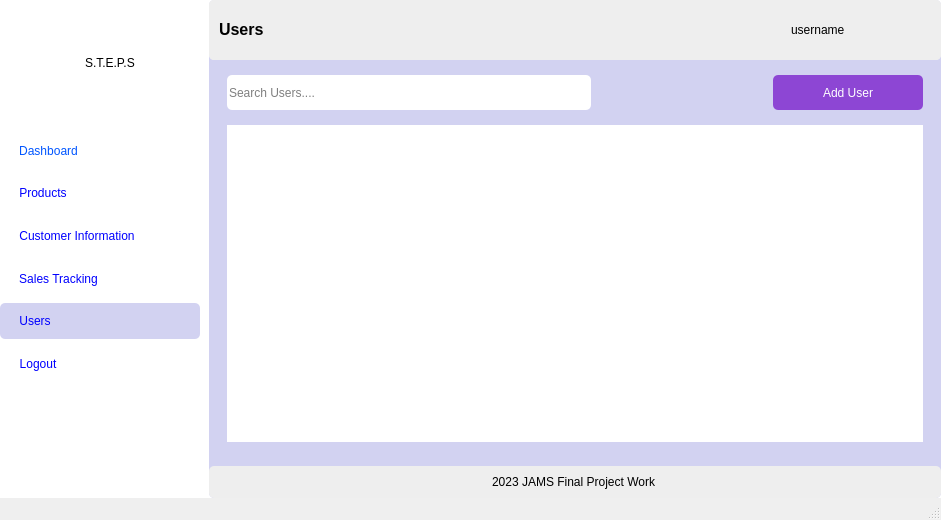
Code-ed381/Sales-App, file UIs/user.ui: the form before one commit.
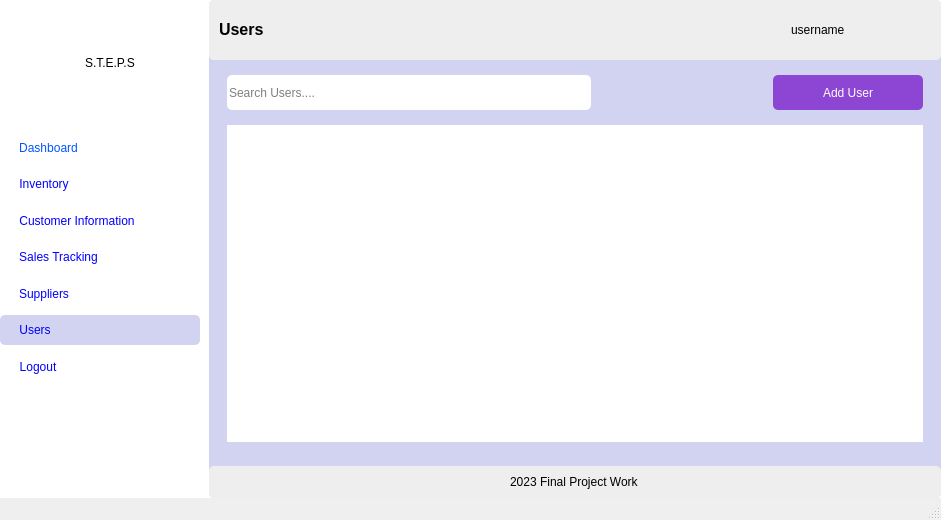
The form after the commit. Icons and pictures are not drawn.

The edit to the form file:
```diff
--- a/UIs/user.ui
+++ b/UIs/user.ui
@@ -269,7 +269,7 @@
 color: rgb(0, 0, 255);</string>
                   </property>
                   <property name="text">
-                   <string>Products</string>
+                   <string>Inventory</string>
                   </property>
                   <property name="icon">
                    <iconset>
@@ -373,6 +373,46 @@
                </layout>
               </widget>
              </item>
+             <item>
+              <widget class="QWidget" name="widget_14" native="true">
+               <layout class="QVBoxLayout" name="verticalLayout_13">
+                <property name="leftMargin">
+                 <number>19</number>
+                </property>
+                <property name="topMargin">
+                 <number>0</number>
+                </property>
+                <property name="rightMargin">
+                 <number>0</number>
+                </property>
+                <property name="bottomMargin">
+                 <number>0</number>
+                </property>
+                <item alignment="Qt::AlignLeft">
+                 <widget class="QPushButton" name="suppliers">
+                  <property name="sizePolicy">
+                   <sizepolicy hsizetype="Minimum" vsizetype="Expanding">
+                    <horstretch>0</horstretch>
+                    <verstretch>0</verstretch>
+                   </sizepolicy>
+                  </property>
+                  <property name="styleSheet">
+                   <string notr="true">font: 75 10pt &quot;MS Shell Dlg 2&quot;;
+color: rgb(0, 0, 255);
+</string>
+                  </property>
+                  <property name="text">
+                   <string>Suppliers</string>
+                  </property>
+                  <property name="icon">
+                   <iconset>
+                    <normaloff>../icons/hotel-supplier.png</normaloff>../icons/hotel-supplier.png</iconset>
+                  </property>
+                 </widget>
+                </item>
+               </layout>
+              </widget>
+             </item>
              <item>
               <widget class="QWidget" name="widget_24" native="true">
                <property name="styleSheet">
@@ -839,7 +879,7 @@
           <item alignment="Qt::AlignHCenter">
            <widget class="QLabel" name="label_8">
             <property name="text">
-             <string>2023 JAMS Final Project Work</string>
+             <string>2023 Final Project Work</string>
             </property>
            </widget>
           </item>
```
